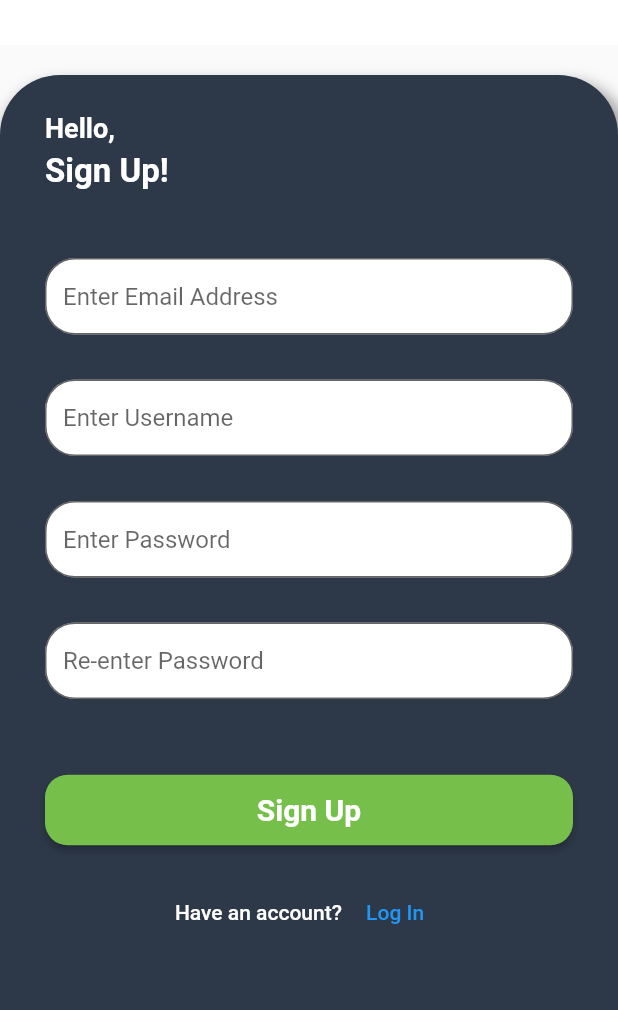
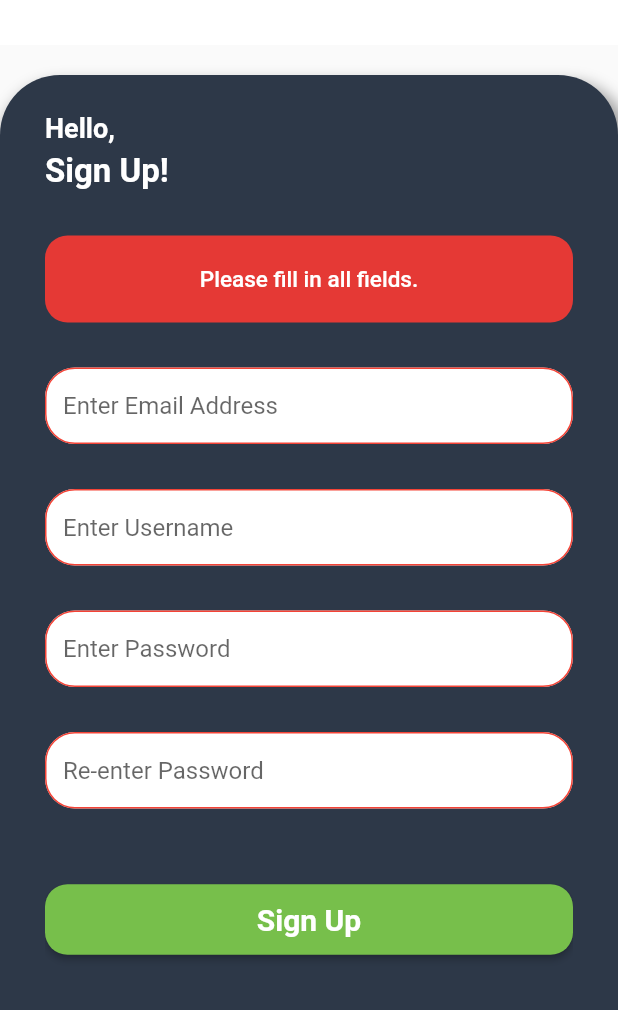
Before and after one commit to OpendataDeveloperNetwork/ODEN-DEMO-APP-Public-Art, a Flutter app: the SignUpPage screen opened by its route, after a tap on "Sign Up", on a phone screen of 412 x 824 dp, the part 226-1236 px from its top. Run offline on Flutter 3.47's test engine with Material 2 defaults, Android fonts, the phone set to English and light mode, and no system bars; our stand-ins replace cloud_firestore, firebase_auth, firebase_core, geolocator, google_maps_flutter; accounts and stored records are empty.

Commit message:
Prevented users from entering invalid value

```diff
--- a/lib/screens/sign_up.dart
+++ b/lib/screens/sign_up.dart
@@ -1,3 +1,4 @@
+import 'package:firebase_auth/firebase_auth.dart';
 import 'package:flutter/material.dart';
 import '../components/only_back_button_app_bar.dart';
 import '../models/auth.dart';
@@ -23,21 +24,73 @@ class SignUpBody extends StatefulWidget {
 }
 
 class _SignUpBodyState extends State<SignUpBody> {
+  String errorMessage = "";
   final TextEditingController _emailController = TextEditingController();
   final TextEditingController _passwordController = TextEditingController();
   final TextEditingController _nameController = TextEditingController();
   final TextEditingController _confirmPasswordController =
       TextEditingController();
+  bool isEmailInvalid = false;
+  bool isPasswordInvalid = false;
+  bool isNameInvalid = false;
+
+  void showError(String message) {
+    setState(() {
+      errorMessage = message;
+      isEmailInvalid = true;
+      isPasswordInvalid = true;
+    });
+  }
+
+  bool isAnyFieldsEmpty() {
+    bool isAnyEmpty = false;
+    setState(() {
+      if (_emailController.text.isEmpty) {
+        isEmailInvalid = true;
+        isAnyEmpty = true;
+      }
+      if (_passwordController.text.isEmpty) {
+        isPasswordInvalid = true;
+        isAnyEmpty = true;
+      }
+      if (_nameController.text.isEmpty) {
+        isNameInvalid = true;
+        isAnyEmpty = true;
+      }
+    });
+    return isAnyEmpty;
+  }
 
   Future<void> signUpWithEmailAndPassword(BuildContext context) async {
     bool signUpSuccessful = false;
+
+    if (_confirmPasswordController.text != _passwordController.text) {
+      showError("Passwords do not match.");
+      isPasswordInvalid = true;
+      isEmailInvalid = false;
+      isNameInvalid = false;
+      return;
+    }
+    if (isAnyFieldsEmpty()) {
+      showError("Please fill in all fields.");
+      return;
+    }
     try {
       await Auth().createUserWithEmailAndPassword(
           _emailController.text, _passwordController.text);
       signUpSuccessful = true;
-    } catch (e) {
-      // TODO: Create a feedback when invalid password or something else.
-      print(e);
+    } on FirebaseAuthException catch (e) {
+      showError(e.message!);
+      if (e.code == 'weak-password') {
+        isPasswordInvalid = true;
+        isEmailInvalid = false;
+        isNameInvalid = false;
+      } else {
+        isEmailInvalid = true;
+        isPasswordInvalid = false;
+        isNameInvalid = false;
+      }
+      return;
     }
     bool addedName = false;
     if (signUpSuccessful) {
@@ -83,19 +136,43 @@ class _SignUpBodyState extends State<SignUpBody> {
     );
   }
 
-  TextField _editableTextField(String label, TextEditingController controller) {
+  TextField _editableTextField(
+      String label, TextEditingController controller, bool isInvalidListener) {
     return TextField(
       controller: controller,
       decoration: InputDecoration(
+        enabledBorder: OutlineInputBorder(
+          borderSide: BorderSide(
+              color: !isInvalidListener ? Colors.grey : Colors.red, width: 1),
+          borderRadius: BorderRadius.circular(20),
+        ),
         isDense: true,
         filled: true,
         fillColor: Colors.white,
         hintText: label,
-        focusColor: Colors.green,
+        focusColor: isInvalidListener ? Colors.green : Colors.red,
         labelStyle: const TextStyle(color: Colors.grey),
         border: const OutlineInputBorder(
             borderSide: BorderSide(width: 4),
             borderRadius: BorderRadius.all(Radius.circular(20))),
+      ),
+    );
+  }
+
+  Visibility _buildErrorMessage() {
+    return Visibility(
+      visible: isEmailInvalid || isPasswordInvalid || isNameInvalid,
+      child: Container(
+        width: double.infinity,
+        padding: const EdgeInsets.all(20),
+        decoration: BoxDecoration(
+            color: Colors.red[600], borderRadius: BorderRadius.circular(15)),
+        child: Center(
+            child: Text(errorMessage,
+                style: const TextStyle(
+                    fontSize: 15,
+                    color: Colors.white,
+                    fontWeight: FontWeight.w500))),
       ),
     );
   }
@@ -150,14 +227,19 @@ class _SignUpBodyState extends State<SignUpBody> {
         style: TextStyle(
             color: Colors.white, fontSize: 22, fontWeight: FontWeight.w600),
       ),
-      const SizedBox(height: 45),
-      _editableTextField("Enter Email Address", _emailController),
       const SizedBox(height: 30),
-      _editableTextField("Enter Username", _nameController),
+      _buildErrorMessage(),
       const SizedBox(height: 30),
-      _editableTextField("Enter Password", _passwordController),
+      _editableTextField(
+          "Enter Email Address", _emailController, isEmailInvalid),
       const SizedBox(height: 30),
-      _editableTextField("Re-enter Password", _confirmPasswordController),
+      _editableTextField("Enter Username", _nameController, isNameInvalid),
+      const SizedBox(height: 30),
+      _editableTextField(
+          "Enter Password", _passwordController, isPasswordInvalid),
+      const SizedBox(height: 30),
+      _editableTextField(
+          "Re-enter Password", _confirmPasswordController, isPasswordInvalid),
       const SizedBox(height: 50),
       _buildLoginButton(),
       const SizedBox(height: 20),
```
